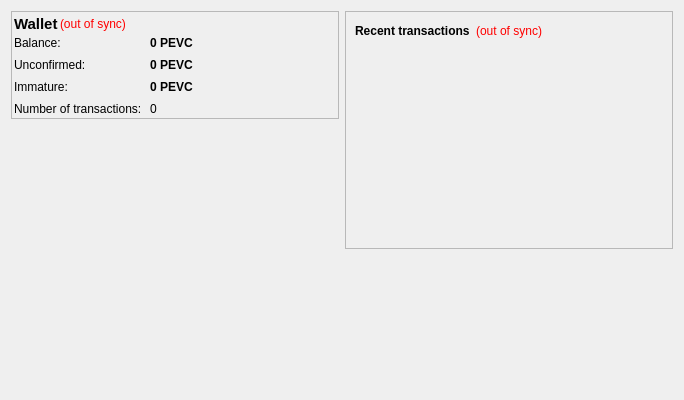
Qt form src/qt/forms/overviewpage.ui (plusevcoin/plusevcoin) before a commit.
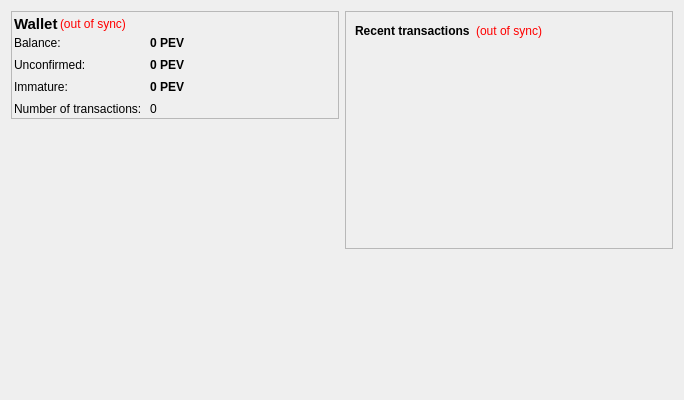
The same form after that commit. Icons and pictures are not drawn.

```diff
--- a/src/qt/forms/overviewpage.ui
+++ b/src/qt/forms/overviewpage.ui
@@ -130,7 +130,7 @@
              <string>Total of transactions that have yet to be confirmed, and do not yet count toward the current balance</string>
             </property>
             <property name="text">
-             <string notr="true">0 PEVC</string>
+             <string notr="true">0 PEV</string>
             </property>
             <property name="textInteractionFlags">
              <set>Qt::LinksAccessibleByMouse|Qt::TextSelectableByKeyboard|Qt::TextSelectableByMouse</set>
@@ -156,7 +156,7 @@
              <string>Mined balance that has not yet matured</string>
             </property>
             <property name="text">
-             <string notr="true">0 PEVC</string>
+             <string notr="true">0 PEV</string>
             </property>
             <property name="textInteractionFlags">
              <set>Qt::LinksAccessibleByMouse|Qt::TextSelectableByKeyboard|Qt::TextSelectableByMouse</set>
@@ -195,7 +195,7 @@
              <string>Your current balance</string>
             </property>
             <property name="text">
-             <string notr="true">0 PEVC</string>
+             <string notr="true">0 PEV</string>
             </property>
             <property name="textInteractionFlags">
              <set>Qt::LinksAccessibleByMouse|Qt::TextSelectableByKeyboard|Qt::TextSelectableByMouse</set>
```
